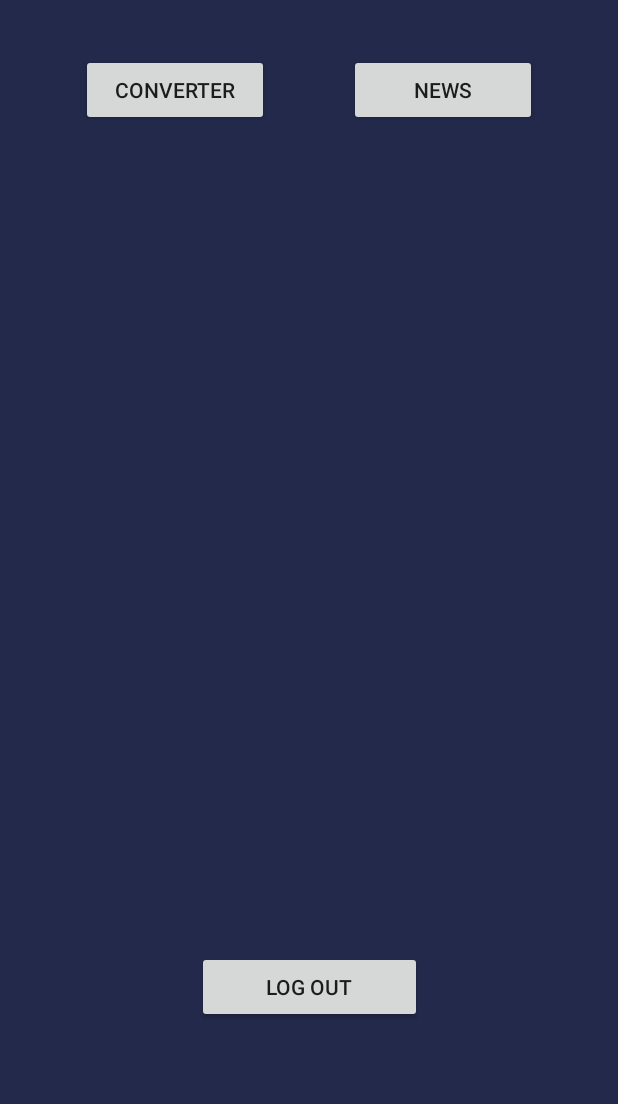
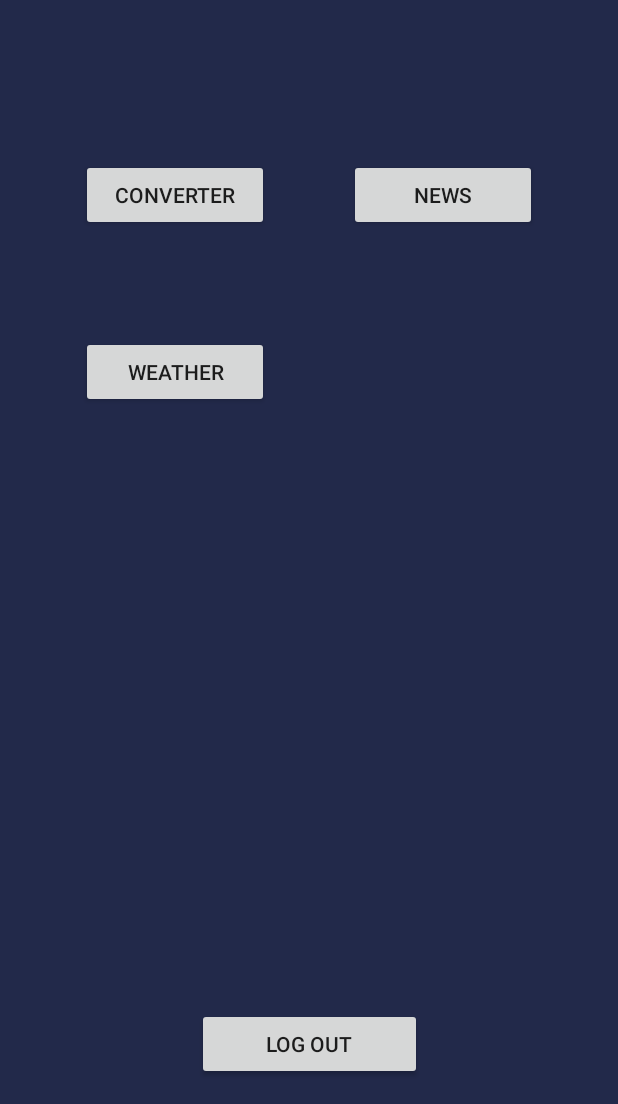
Before and after one commit to rk-3131/Go-Agro-Project, an Android app: the screen it shows after launch once a user with an empty profile is signed in (IntroActivity2), on a phone screen of 412 x 824 dp, the part 132-1236 px from its top. Run offline under Robolectric (Android 15) with nearby library versions, the phone set to English and light mode, and no system bars; our stand-ins replace Firebase (no records; nobody signed in at launch, a user with empty details on screens opened directly); Roboto replaces fonts that are not available here.

Commit message:
Weather API added and simple UI is also developed

```diff
--- a/app/src/main/AndroidManifest.xml
+++ b/app/src/main/AndroidManifest.xml
@@ -17,6 +17,9 @@
         android:supportsRtl="true"
         android:theme="@style/Theme.GoAgro"
         tools:targetApi="31">
+        <activity
+            android:name=".WeatherActivity"
+            android:exported="false" />
         <activity
             android:name=".NewsActivity"
             android:exported="false" />
--- a/app/src/main/java/com/example/goagro/IntroActivity2.java
+++ b/app/src/main/java/com/example/goagro/IntroActivity2.java
@@ -22,7 +22,7 @@ public class IntroActivity2 extends AppCompatActivity {
     Button logOutButton;
     Button converter;
     Button news;
-
+    Button weather;
     FirebaseAuth auth = FirebaseAuth.getInstance();
     FirebaseUser user = FirebaseAuth.getInstance().getCurrentUser();
 
@@ -33,6 +33,7 @@ public class IntroActivity2 extends AppCompatActivity {
         logOutButton = findViewById(R.id.logOut);
         converter = findViewById(R.id.getData);
         news = findViewById(R.id.newsButton);
+        weather = findViewById(R.id.getWeather);
 
 
 
@@ -60,6 +61,13 @@ public class IntroActivity2 extends AppCompatActivity {
             }
         });
 
+        weather.setOnClickListener(new View.OnClickListener() {
+            @Override
+            public void onClick(View v) {
+                startActivity(new Intent(IntroActivity2.this, WeatherActivity.class));
+            }
+        });
+
     }
 
     @Override
--- a/app/src/main/java/com/example/goagro/NewsActivity.java
+++ b/app/src/main/java/com/example/goagro/NewsActivity.java
@@ -1,7 +1,6 @@
 package com.example.goagro;
 
 import androidx.appcompat.app.AppCompatActivity;
-
 import android.annotation.SuppressLint;
 import android.os.Bundle;
 import android.view.View;
--- a/app/src/main/res/layout/activity_intro2.xml
+++ b/app/src/main/res/layout/activity_intro2.xml
@@ -41,9 +41,7 @@
         android:text="Log Out"
         app:layout_constraintBottom_toBottomOf="parent"
         app:layout_constraintEnd_toEndOf="parent"
-        app:layout_constraintStart_toStartOf="parent"
-        app:layout_constraintTop_toBottomOf="@+id/getData"
-        app:layout_constraintVertical_bias="0.935" />
+        app:layout_constraintStart_toStartOf="parent" />
 
     <Button
         android:id="@+id/getData"
@@ -52,8 +50,21 @@
         android:layout_marginTop="36dp"
         android:width="125dp"
         android:text="Converter"
+        app:layout_constraintBottom_toTopOf="@+id/getWeather"
         app:layout_constraintEnd_toStartOf="@+id/newsButton"
         app:layout_constraintHorizontal_bias="0.5"
         app:layout_constraintStart_toStartOf="parent"
         app:layout_constraintTop_toBottomOf="@+id/header2" />
+
+    <Button
+        android:id="@+id/getWeather"
+        android:layout_width="wrap_content"
+        android:layout_height="wrap_content"
+        android:layout_marginBottom="400dp"
+        android:width="125dp"
+        android:text="Weather"
+        app:layout_constraintBottom_toTopOf="@+id/logOut"
+        app:layout_constraintEnd_toEndOf="parent"
+        app:layout_constraintHorizontal_bias="0.188"
+        app:layout_constraintStart_toStartOf="parent" />
 </androidx.constraintlayout.widget.ConstraintLayout>
```
Also changed, not shown: app/src/main/java/com/example/goagro/WeatherActivity.java (added, +85 -0 lines), app/src/main/res/layout/activity_weather.xml (added, +54 -0 lines).
